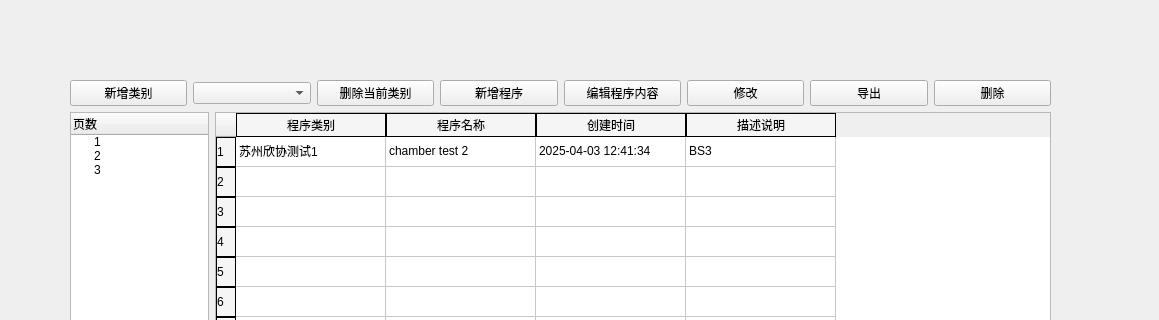
woodfsg/QT_ConfigUI, file startwindow.ui: the form before one commit; both pictures show x 0 to 1159 and y 0 to 320 of the 1159 by 750 pixel window.
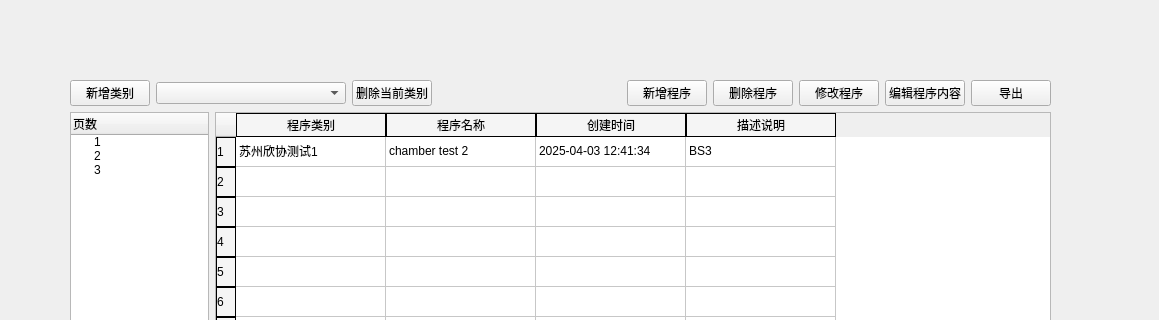
The form after the commit.

Commit message: [modify] wrap form index to an enum class

```diff
--- a/startwindow.ui
+++ b/startwindow.ui
@@ -34,7 +34,14 @@
         </widget>
        </item>
        <item>
-        <widget class="QComboBox" name="showTypeComboBox"/>
+        <widget class="QComboBox" name="showTypeComboBox">
+         <property name="sizePolicy">
+          <sizepolicy hsizetype="Expanding" vsizetype="Fixed">
+           <horstretch>0</horstretch>
+           <verstretch>0</verstretch>
+          </sizepolicy>
+         </property>
+        </widget>
        </item>
        <item>
         <widget class="QPushButton" name="deleteCurrentTypePushButton">
@@ -43,6 +50,19 @@
          </property>
         </widget>
        </item>
+       <item>
+        <spacer name="horizontalSpacer">
+         <property name="orientation">
+          <enum>Qt::Horizontal</enum>
+         </property>
+         <property name="sizeHint" stdset="0">
+          <size>
+           <width>40</width>
+           <height>20</height>
+          </size>
+         </property>
+        </spacer>
+       </item>
        <item>
         <widget class="QPushButton" name="addProgramPushButton">
          <property name="text">
@@ -50,6 +70,20 @@
          </property>
         </widget>
        </item>
+       <item>
+        <widget class="QPushButton" name="deleteProgramPushButton">
+         <property name="text">
+          <string>删除程序</string>
+         </property>
+        </widget>
+       </item>
+       <item>
+        <widget class="QPushButton" name="reviseProgramPushButton">
+         <property name="text">
+          <string>修改程序</string>
+         </property>
+        </widget>
+       </item>
        <item>
         <widget class="QPushButton" name="editProgramPushButton">
          <property name="text">
@@ -57,13 +91,6 @@
          </property>
         </widget>
        </item>
-       <item>
-        <widget class="QPushButton" name="revisePushButton">
-         <property name="text">
-          <string>修改</string>
-         </property>
-        </widget>
-       </item>
        <item>
         <widget class="QPushButton" name="exportPushButton">
          <property name="text">
@@ -71,13 +98,6 @@
          </property>
         </widget>
        </item>
-       <item>
-        <widget class="QPushButton" name="deletePushButton">
-         <property name="text">
-          <string>删除</string>
-         </property>
-        </widget>
-       </item>
       </layout>
      </item>
      <item>
```
The commit also changes 2 other files.
